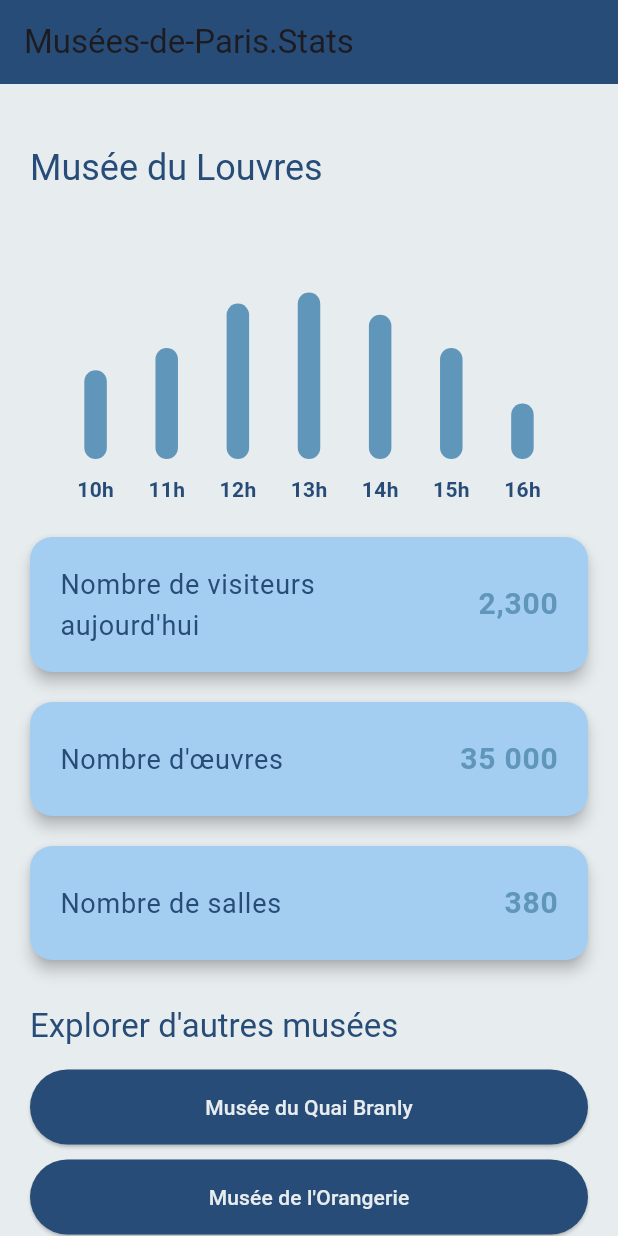
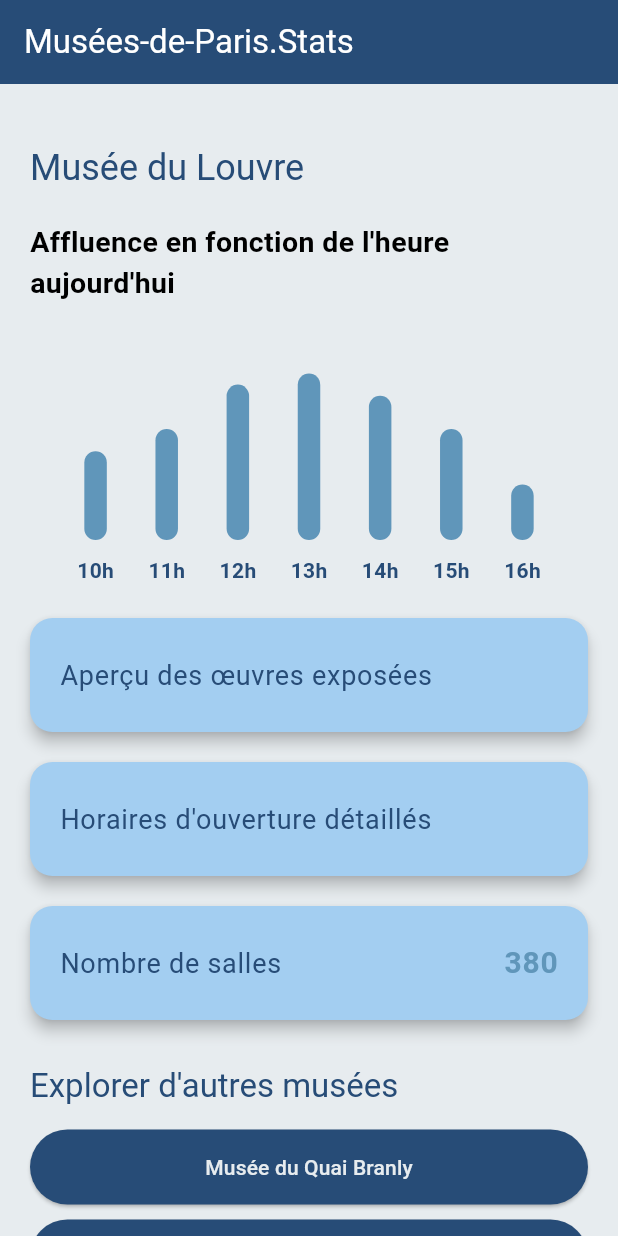
Before and after one commit to bobdouceur2/projetWS, a Flutter app: the screen it shows after launch, on a phone screen of 412 x 824 dp. Run offline on Flutter 3.47's test engine with Material 3 defaults, Android fonts, the phone set to English and light mode, and no system bars; drawn by our look-alikes of fl_chart; Roboto replaces fonts that are missing (arial).

Commit message:
changements boutons et contenu horaires d'ouverture détaillés, refonte graphique accueil

```diff
--- a/lib/AffluenceBarChart.dart
+++ b/lib/AffluenceBarChart.dart
@@ -5,7 +5,21 @@
 class AffluenceBarChart extends StatelessWidget {
   @override
   Widget build(BuildContext context) {
-    return Container(
+    return Column(
+      crossAxisAlignment: CrossAxisAlignment.center,
+      children: [
+        Padding(
+          padding: const EdgeInsets.only(bottom: 0), // Réduit l'espacement avec le graphique
+          child: Text(
+            "Affluence en fonction de l'heure aujourd'hui",
+            style: TextStyle(
+              fontSize: 19, // Taille de police réduite
+              fontWeight: FontWeight.bold,
+              color: Colors.black, // Ajustez la couleur selon votre thème
+            ),
+          ),
+        ),
+        Container(
           height: 200,
           padding: const EdgeInsets.symmetric(horizontal: 20.0, vertical: 10),
           child: BarChart(
@@ -41,6 +55,8 @@
                   },
                 ),
                 leftTitles: SideTitles(showTitles: false),
+                topTitles: SideTitles(showTitles: false),
+                rightTitles: SideTitles(showTitles: false),
               ),
               gridData: FlGridData(show: false),
               borderData: FlBorderData(show: false),
@@ -55,6 +71,8 @@
               ],
             ),
           ),
+        ),
+      ],
     );
   }
 }
--- a/lib/DashboardScreen.dart
+++ b/lib/DashboardScreen.dart
@@ -7,16 +7,18 @@
 import 'QuaiBranlyDetailPage.dart';
 import 'RoomsDetailPage.dart';
 import 'StatisticCard.dart';
-import 'VisitorDetailPage.dart';
+import 'HorairesLouvre.dart';
 import 'main.dart';
-
 
 class DashboardScreen extends StatelessWidget {
   @override
   Widget build(BuildContext context) {
     return Scaffold(
       appBar: AppBar(
-        title: Text('Musées-de-Paris.Stats'),
+        title: Text(
+          'Musées-de-Paris.Stats',
+          style: TextStyle(color: Colors.white),
+        ),
         backgroundColor: color2,
       ),
       body: SingleChildScrollView(
@@ -27,29 +29,32 @@
             children: <Widget>[
               SizedBox(height: 20),
               Text(
-                "Musée du Louvres",
+                "Musée du Louvre",
                 style: Theme.of(context).textTheme.headline5?.copyWith(color: color2),
               ),
               SizedBox(height: 20),
               AffluenceBarChart(),
+              // Bouton "Aperçu des œuvres exposées" en premier
               StatisticCard(
-                title: "Nombre de visiteurs aujourd'hui",
-                value: "2,300",
+                title: "Aperçu des œuvres exposées",
+
+                value: "",
                 onTap: () {
                   Navigator.push(
                     context,
-                    MaterialPageRoute(builder: (context) => VisitorDetailPage()),
+                    MaterialPageRoute(builder: (context) => ArtworksGalleryPage()),
                   );
                 },
                 color: color4,
               ),
+              // Bouton "Nombre de visiteurs aujourd'hui" déplacé en deuxième position
               StatisticCard(
-                title: "Nombre d'œuvres",
-                value: "35 000",
+                title: "Horaires d'ouverture détaillés",
+                value: "",
                 onTap: () {
                   Navigator.push(
                     context,
-                    MaterialPageRoute(builder: (context) => ArtworksGalleryPage()),
+                    MaterialPageRoute(builder: (context) => HorairesLouvre()),
                   );
                 },
                 color: color4,
@@ -78,4 +83,6 @@
           ),
         ),
       ),
-    );}}
+    );
+  }
+}
--- a/lib/VisitorDetailPage.dart
+++ /dev/null
@@ -1,18 +0,0 @@
-import 'package:flutter/material.dart';
-
-import 'main.dart';
-
-class VisitorDetailPage extends StatelessWidget {
-  @override
-  Widget build(BuildContext context) {
-    return Scaffold(
-      appBar: AppBar(
-        title: Text("Détails des visiteurs"),
-        backgroundColor: color2,
-      ),
-      body: Center(
-        child: Text("Plus d'informations sur les visiteurs ici."),
-      ),
-    );
-  }
-}
--- a/lib/main.dart
+++ b/lib/main.dart
@@ -33,10 +33,6 @@
   }
 }
 
-
-
-
-
   Future<List> loadJsonData() async {
     final jsonData = await rootBundle.loadString('assets/ImageLinks.json');
     final Map<String, dynamic> imagesData = json.decode(jsonData);
--- /dev/null
+++ b/package.json
@@ -0,0 +1,5 @@
+{
+  "dependencies": {
+    "material-design-icons-iconfont": "^6.7.0"
+  }
+}
```
Also changed, not shown: lib/HorairesLouvre.dart (added, +51 -0 lines), package-lock.json (added). Lines whose indentation alone changed are shown as unchanged.
